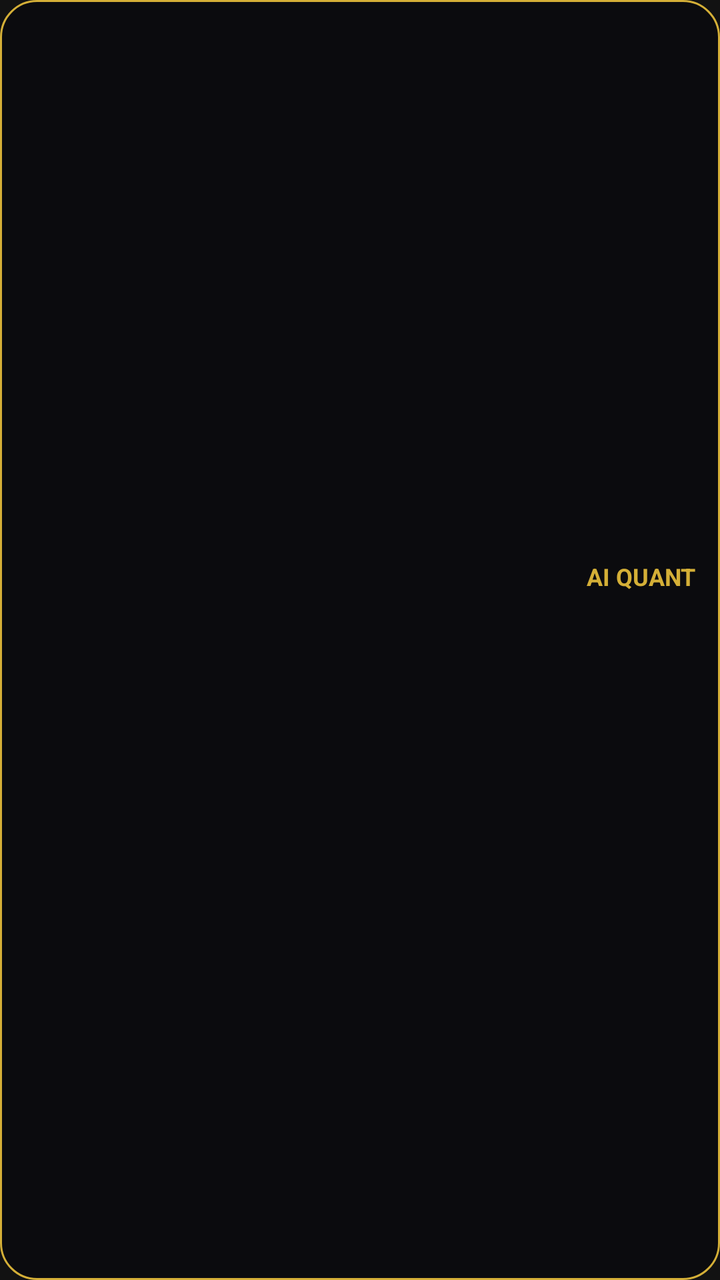
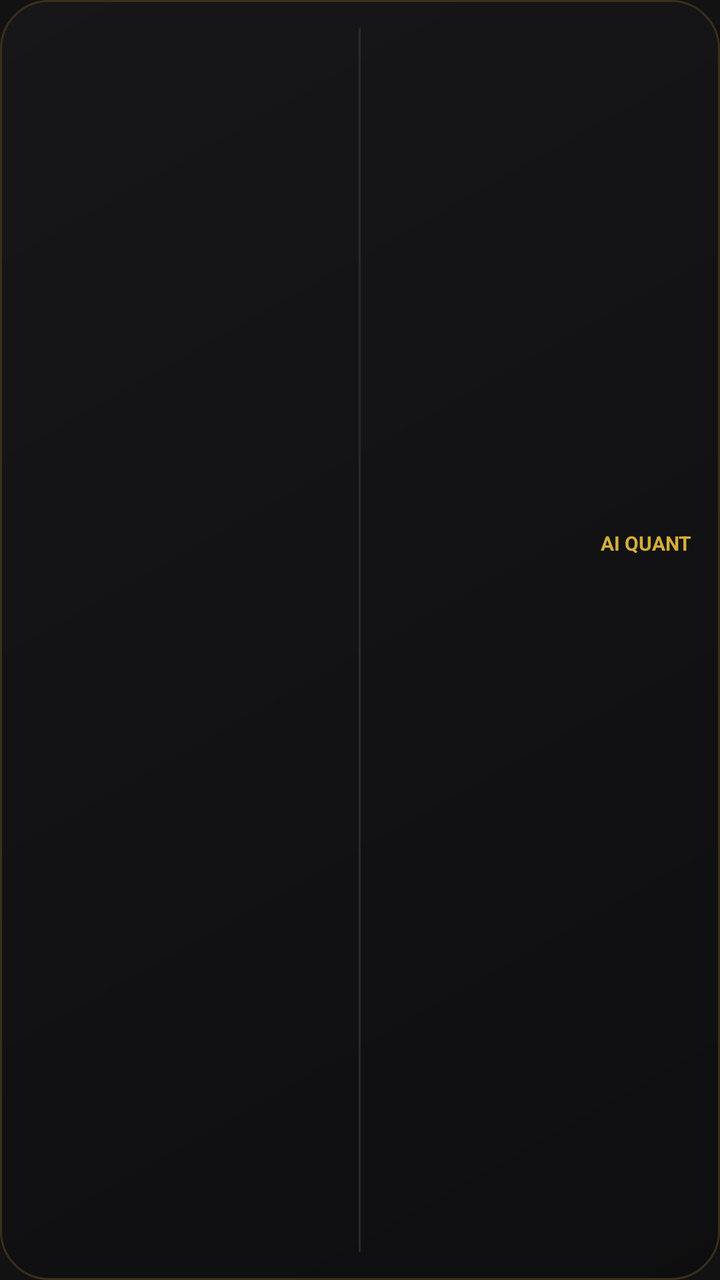

Before-and-after screenshots of an Android layout around one commit, followed by the original layout XML and the change that was made.
<!-- AndroidManifest.xml: application theme Theme.GoldAiQuant -->
<!-- res/layout/widget_price.xml -->
<?xml version="1.0" encoding="utf-8"?>
<LinearLayout xmlns:android="http://schemas.android.com/apk/res/android"
    android:id="@+id/w_root"
    android:layout_width="match_parent"
    android:layout_height="match_parent"
    android:background="@drawable/widget_bg"
    android:orientation="vertical"
    android:gravity="center_vertical"
    android:padding="12dp">
    <LinearLayout
        android:layout_width="match_parent"
        android:layout_height="wrap_content"
        android:orientation="horizontal">
        <TextView
            android:id="@+id/w_pair"
            android:layout_width="0dp"
            android:layout_weight="1"
            android:layout_height="wrap_content"
            android:textColor="#A3A3A8"
            android:textSize="12sp" />
        <TextView
            android:layout_width="wrap_content"
            android:layout_height="wrap_content"
            android:text="@string/app_name"
            android:textColor="#D4AF37"
            android:textSize="12sp"
            android:textStyle="bold" />
    </LinearLayout>
    <TextView
        android:id="@+id/w_price"
        android:layout_width="wrap_content"
        android:layout_height="wrap_content"
        android:textColor="#F4F4F4"
        android:textSize="24sp"
        android:textStyle="bold" />
    <TextView
        android:id="@+id/w_watch"
        android:layout_width="match_parent"
        android:layout_height="wrap_content"
        android:maxLines="1"
        android:textColor="#E8B931"
        android:textSize="13sp" />
    <TextView
        android:id="@+id/w_time"
        android:layout_width="match_parent"
        android:layout_height="wrap_content"
        android:textColor="#A3A3A8"
        android:textSize="10sp" />
</LinearLayout>
<!-- resources referenced by this layout -->
<resources>
  <!-- drawable widget_bg (drawable) -->
  <?xml version="1.0" encoding="utf-8"?>
  <shape xmlns:android="http://schemas.android.com/apk/res/android" android:shape="rectangle">
      <solid android:color="#F20B0B0E" />
      <stroke android:width="1dp" android:color="#D4AF37" />
      <corners android:radius="18dp" />
  </shape>
  <string name="app_name" translatable="false">AI QUANT</string>
  <style name="Theme.GoldAiQuant" parent="android:Theme.Material.NoActionBar">
          <item name="android:windowBackground">#FF121212</item>
          <item name="android:statusBarColor">#FF121212</item>
          <item name="android:navigationBarColor">#FF121212</item>
      </style>
</resources>

<!-- the commit's change to res/layout/widget_price.xml (unified diff, before → after) -->
@@ -4,46 +4,55 @@
     android:layout_width="match_parent"
     android:layout_height="match_parent"
     android:background="@drawable/widget_bg"
-    android:orientation="vertical"
-    android:gravity="center_vertical"
-    android:padding="12dp">
+    android:orientation="horizontal"
+    android:padding="14dp">
     <LinearLayout
-        android:layout_width="match_parent"
-        android:layout_height="wrap_content"
-        android:orientation="horizontal">
-        <TextView
-            android:id="@+id/w_pair"
-            android:layout_width="0dp"
-            android:layout_weight="1"
-            android:layout_height="wrap_content"
-            android:textColor="#A3A3A8"
-            android:textSize="12sp" />
-        <TextView
-            android:layout_width="wrap_content"
-            android:layout_height="wrap_content"
-            android:text="@string/app_name"
-            android:textColor="#D4AF37"
-            android:textSize="12sp"
-            android:textStyle="bold" />
+        android:id="@+id/w_idea_col"
+        android:layout_width="0dp"
+        android:layout_height="match_parent"
+        android:layout_weight="1"
+        android:orientation="vertical"
+        android:gravity="center_vertical">
+        <TextView android:id="@+id/w_who" android:layout_width="match_parent" android:layout_height="wrap_content"
+            android:maxLines="1" android:ellipsize="end" android:textColor="#8C8A83" android:textSize="12sp" />
+        <TextView android:id="@+id/w_act" android:layout_width="match_parent" android:layout_height="wrap_content"
+            android:maxLines="1" android:ellipsize="end" android:textColor="#E6C55A" android:textSize="18sp" android:textStyle="bold" />
+        <TextView android:id="@+id/w_l1" android:layout_width="match_parent" android:layout_height="wrap_content"
+            android:maxLines="1" android:ellipsize="end" android:textColor="#F3F1EA" android:textSize="13sp" />
+        <TextView android:id="@+id/w_l2" android:layout_width="match_parent" android:layout_height="wrap_content"
+            android:maxLines="1" android:ellipsize="end" android:textColor="#F3F1EA" android:textSize="13sp" />
+        <TextView android:id="@+id/w_note" android:layout_width="match_parent" android:layout_height="wrap_content"
+            android:maxLines="1" android:ellipsize="end" android:textColor="#8C8A83" android:textSize="10sp" />
     </LinearLayout>
-    <TextView
-        android:id="@+id/w_price"
-        android:layout_width="wrap_content"
-        android:layout_height="wrap_content"
-        android:textColor="#F4F4F4"
-        android:textSize="24sp"
-        android:textStyle="bold" />
-    <TextView
-        android:id="@+id/w_watch"
-        android:layout_width="match_parent"
-        android:layout_height="wrap_content"
-        android:maxLines="1"
-        android:textColor="#E8B931"
-        android:textSize="13sp" />
-    <TextView
-        android:id="@+id/w_time"
-        android:layout_width="match_parent"
-        android:layout_height="wrap_content"
-        android:textColor="#A3A3A8"
-        android:textSize="10sp" />
+    <FrameLayout
+        android:id="@+id/w_sep"
+        android:layout_width="1dp"
+        android:layout_height="match_parent"
+        android:layout_marginStart="10dp"
+        android:layout_marginEnd="10dp"
+        android:background="#2A2A2D" />
+    <LinearLayout
+        android:id="@+id/w_price_col"
+        android:layout_width="0dp"
+        android:layout_height="match_parent"
+        android:layout_weight="1"
+        android:orientation="vertical"
+        android:gravity="center_vertical">
+        <LinearLayout android:layout_width="match_parent" android:layout_height="wrap_content" android:orientation="horizontal">
+            <TextView android:id="@+id/w_pair" android:layout_width="0dp" android:layout_weight="1" android:layout_height="wrap_content"
+                android:textColor="#F3F1EA" android:textSize="12sp" android:textStyle="bold" />
+            <TextView android:layout_width="wrap_content" android:layout_height="wrap_content" android:text="@string/app_name"
+                android:textColor="#D4AF37" android:textSize="10sp" android:textStyle="bold" />
+        </LinearLayout>
+        <TextView android:id="@+id/w_price" android:layout_width="match_parent" android:layout_height="wrap_content"
+            android:gravity="end" android:textDirection="ltr" android:maxLines="1" android:autoSizeTextType="uniform"
+            android:autoSizeMinTextSize="18sp" android:autoSizeMaxTextSize="30sp"
+            android:textColor="#F4F4F4" android:textSize="28sp" android:textStyle="bold" />
+        <TextView android:id="@+id/w_chg" android:layout_width="match_parent" android:layout_height="wrap_content"
+            android:gravity="end" android:maxLines="1" android:textSize="13sp" android:textStyle="bold" />
+        <ImageView android:id="@+id/w_spark" android:layout_width="match_parent" android:layout_height="26dp"
+            android:layout_marginTop="4dp" android:scaleType="fitXY" android:importantForAccessibility="no" />
+        <TextView android:id="@+id/w_time" android:layout_width="match_parent" android:layout_height="wrap_content"
+            android:gravity="end" android:textColor="#8C8A83" android:textSize="10sp" />
+    </LinearLayout>
 </LinearLayout>
<!-- resource entries referenced after the edit -->
@@ -3,9 +3,9 @@
   <!-- drawable widget_bg (drawable) -->
   <?xml version="1.0" encoding="utf-8"?>
   <shape xmlns:android="http://schemas.android.com/apk/res/android" android:shape="rectangle">
-      <solid android:color="#F20B0B0E" />
-      <stroke android:width="1dp" android:color="#D4AF37" />
-      <corners android:radius="18dp" />
+      <gradient android:angle="315" android:startColor="#F217171A" android:endColor="#F20E0E10" />
+      <stroke android:width="1dp" android:color="#3A3018" />
+      <corners android:radius="24dp" />
   </shape>
   <string name="app_name" translatable="false">AI QUANT</string>
   <style name="Theme.GoldAiQuant" parent="android:Theme.Material.NoActionBar">
